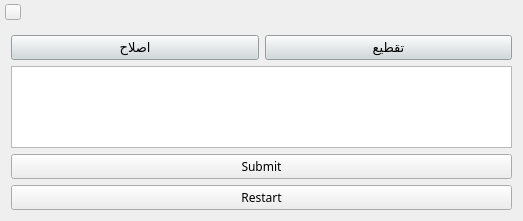
The window that CustomWindow.ui (Chashm-e-Afreen/The-Digital-Prosodist) describes before a commit, drawn with Qt 5.
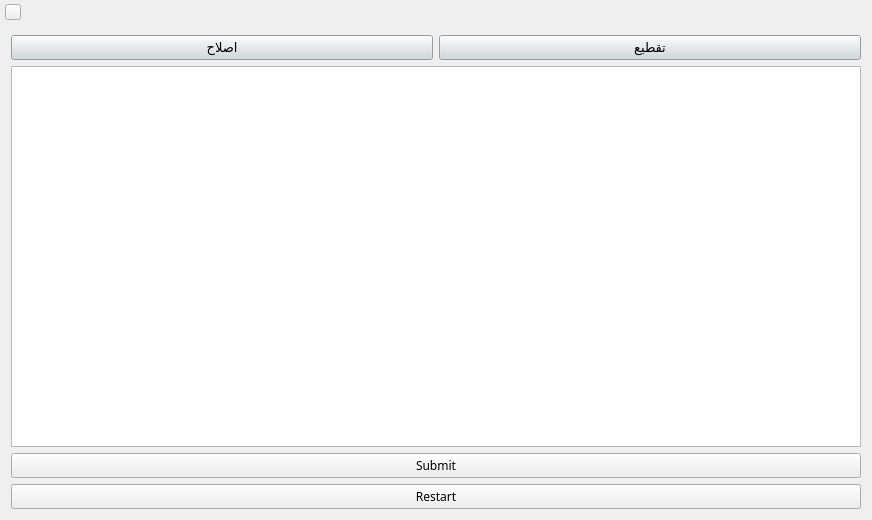
The same window after the commit. Icons and pictures are not drawn.

```diff
--- a/CustomWindow.ui
+++ b/CustomWindow.ui
@@ -6,8 +6,8 @@
    <rect>
     <x>0</x>
     <y>0</y>
-    <width>523</width>
-    <height>221</height>
+    <width>872</width>
+    <height>520</height>
    </rect>
   </property>
   <property name="windowTitle">
```
